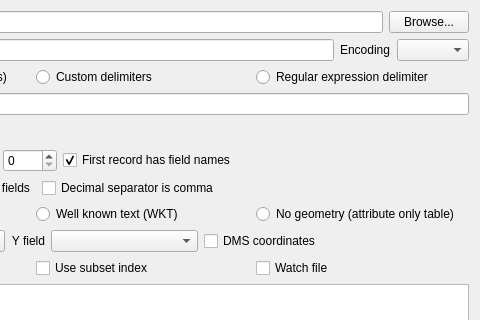
First picture: the form in src/ui/qgsdelimitedtextsourceselectbase.ui, repository qgis/QGIS, before the edit; both pictures show x 304 to 784 and y 0 to 320 of the 784 by 479 pixel window.
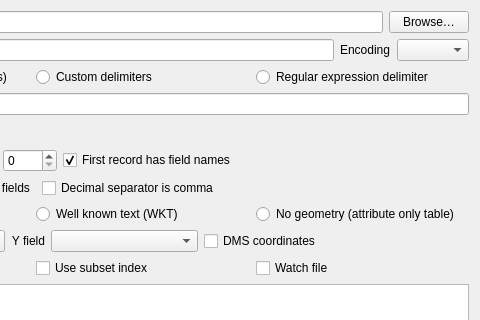
Second picture: the form after the edit. Icons and pictures are not drawn.

```diff
--- a/src/ui/qgsdelimitedtextsourceselectbase.ui
+++ b/src/ui/qgsdelimitedtextsourceselectbase.ui
@@ -89,7 +89,7 @@
            <string>Use this button to browse to the location of the delimited text file. This button will not be enabled until a delimiter has been entered in the &lt;i&gt;Delimiter&lt;/i&gt; box. Once a file is chosen, the X and Y field drop-down boxes will be populated with the fields from the delimited text file.</string>
           </property>
           <property name="text">
-           <string>Browse...</string>
+           <string>Browse…</string>
           </property>
           <property name="flat">
            <bool>false</bool>
```
